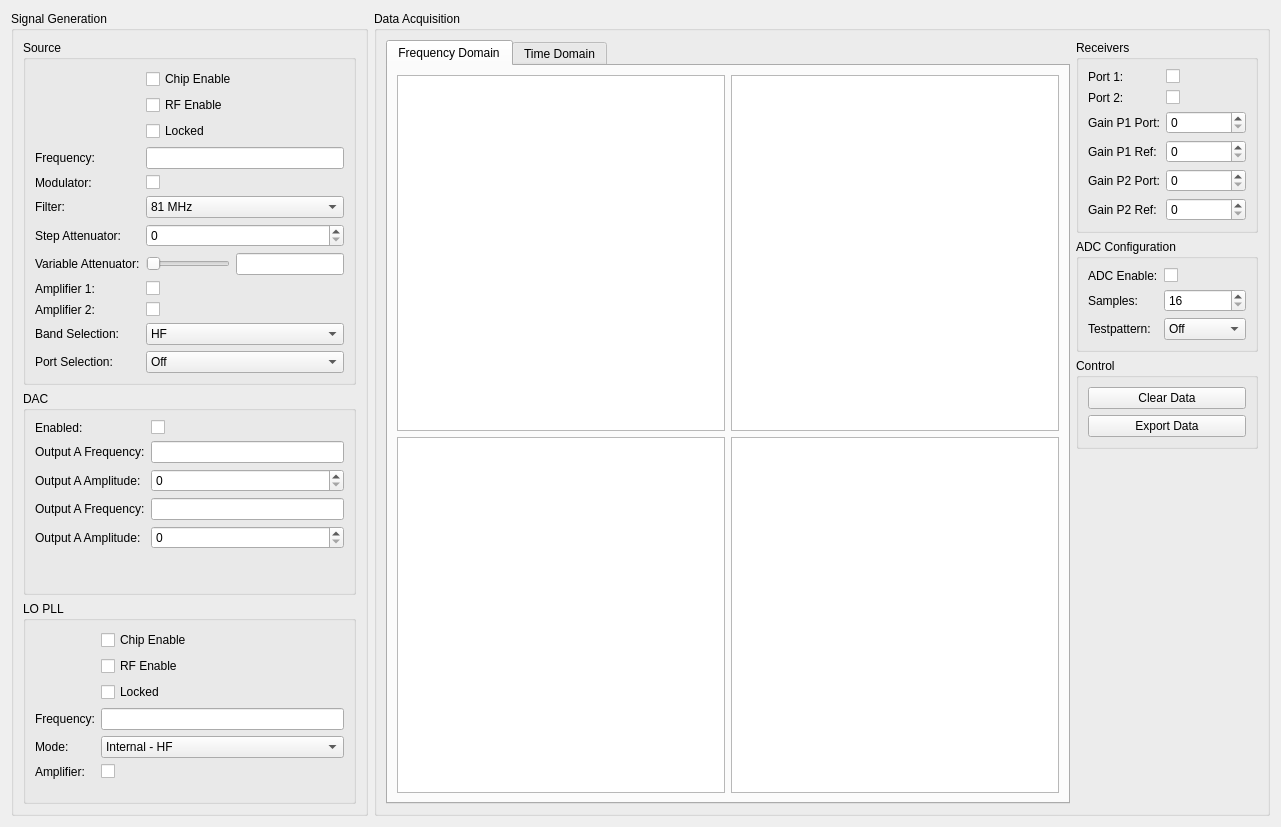
Before: the Qt Designer form Software/PC_Application/LibreVNA-GUI/Device/LibreVNA/manualcontroldialogvfd.ui in jankae/LibreVNA, drawn with Qt 5.
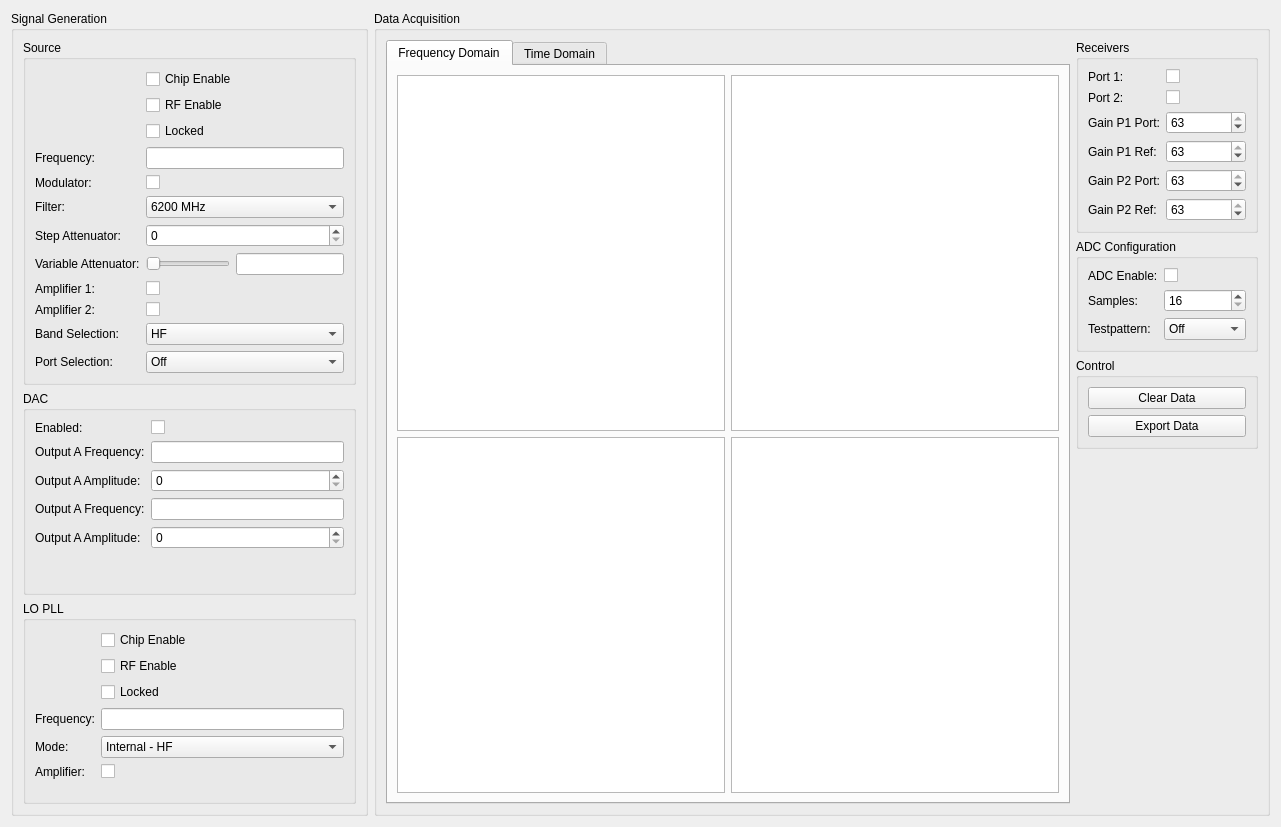
After: the same form once the commit is applied. Custom widgets are drawn as their Qt base class.

Commit message: set idle when closing manual control dialog

```diff
--- a/Software/PC_Application/LibreVNA-GUI/Device/LibreVNA/manualcontroldialogvfd.ui
+++ b/Software/PC_Application/LibreVNA-GUI/Device/LibreVNA/manualcontroldialogvfd.ui
@@ -52,6 +52,9 @@
          </item>
          <item row="5" column="1">
           <widget class="QComboBox" name="SourceFilter">
+           <property name="currentIndex">
+            <number>9</number>
+           </property>
            <item>
             <property name="text">
              <string>81 MHz</string>
@@ -541,6 +544,9 @@
              <property name="maximum">
               <number>63</number>
              </property>
+             <property name="value">
+              <number>63</number>
+             </property>
             </widget>
            </item>
            <item row="3" column="1">
@@ -548,6 +554,9 @@
              <property name="maximum">
               <number>63</number>
              </property>
+             <property name="value">
+              <number>63</number>
+             </property>
             </widget>
            </item>
            <item row="4" column="1">
@@ -555,6 +564,9 @@
              <property name="maximum">
               <number>63</number>
              </property>
+             <property name="value">
+              <number>63</number>
+             </property>
             </widget>
            </item>
            <item row="5" column="1">
@@ -562,6 +574,9 @@
              <property name="maximum">
               <number>63</number>
              </property>
+             <property name="value">
+              <number>63</number>
+             </property>
             </widget>
            </item>
           </layout>
```
The commit also changes 1 other file.
